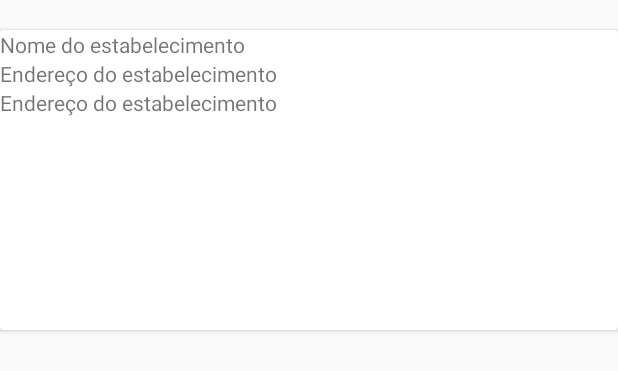
After one commit to paivagabriel/CC, an Android app: the layout lista_estabelecimentos.xml on its own in the app's theme, with its tools: preview values and no code run, on a phone screen of 412 x 824 dp. The commit adds this screen. Shown: the top 371 px of the screen. Run offline under Robolectric (Android 15) with nearby library versions, the phone set to English and light mode, and no system bars.

Commit message:
Lista de Estabelecimentos

```diff
--- a/app/build.gradle
+++ b/app/build.gradle
@@ -35,8 +35,8 @@ dependencies {
     implementation 'com.uber.sdk:rides-android:0.5.3'
     implementation 'com.uncopt:android.justified:1.0'
     implementation 'com.google.firebase:firebase-core:11.8.0'
-
     implementation 'com.google.firebase:firebase-database:11.8.0'
+    implementation 'com.firebaseui:firebase-ui-database:0.4.0'
     testImplementation 'junit:junit:4.12'
     androidTestImplementation 'com.android.support.test:runner:1.0.2'
     androidTestImplementation 'com.android.support.test.espresso:espresso-core:3.0.2'
--- a/app/src/main/AndroidManifest.xml
+++ b/app/src/main/AndroidManifest.xml
@@ -40,7 +40,8 @@
             android:label="@string/title_activity_sobre_nos2"
             android:theme="@style/AppTheme" />
         <activity android:name=".HomeActivity" />
-        <activity android:name=".PromocoesActivity"></activity>
+        <activity android:name=".PromocoesActivity" />
+        <activity android:name=".ListaEstabelecimentosActivity"></activity>
     </application>
 
 </manifest>
--- a/app/src/main/java/com/celebrateclub/HomeActivity.java
+++ b/app/src/main/java/com/celebrateclub/HomeActivity.java
@@ -39,7 +39,7 @@ public class HomeActivity extends AppCompatActivity {
 
                     return true;
                 case R.id.estabelecimentos:
-                    startActivity(new Intent(HomeActivity.this, MapsActivity.class));
+                    startActivity(new Intent(HomeActivity.this, ListaEstabelecimentosActivity.class));
                     return true;
 
                 case R.id.sobre_nos:
--- a/app/src/main/java/com/celebrateclub/PromocoesActivity.java
+++ b/app/src/main/java/com/celebrateclub/PromocoesActivity.java
@@ -49,7 +49,7 @@ public class PromocoesActivity extends AppCompatActivity {
 mWebView.reload();
                     return true;
                 case R.id.estabelecimentos:
-                    startActivity(new Intent(PromocoesActivity.this, MapsActivity.class));
+                    startActivity(new Intent(PromocoesActivity.this, ListaEstabelecimentosActivity.class));
                     return true;
 
                 case R.id.sobre_nos:
--- /dev/null
+++ b/app/src/main/res/layout/lista_estabelecimentos.xml
@@ -0,0 +1,34 @@
+<?xml version="1.0" encoding="utf-8"?>
+<android.support.v7.widget.CardView
+    xmlns:app="http://schemas.android.com/apk/res-auto"
+    xmlns:android="http://schemas.android.com/apk/res/android"
+    android:layout_width="match_parent"
+    android:layout_height="wrap_content"
+    android:orientation="vertical"
+
+    android:layout_marginTop="20dp">
+
+    <LinearLayout
+        android:layout_width="match_parent"
+        android:layout_height="200dp"
+        android:orientation="vertical">
+
+
+        <TextView
+            android:text="Nome do estabelecimento"
+            android:id="@+id/nomeEstabelecimento"
+            android:layout_width="wrap_content"
+            android:layout_height="wrap_content" />
+        <TextView
+            android:text="Endereço do estabelecimento"
+            android:id="@+id/enderecoEstabelecimentoLat"
+            android:layout_width="wrap_content"
+            android:layout_height="wrap_content" />
+        <TextView
+            android:text="Endereço do estabelecimento"
+            android:id="@+id/enderecoEstabelecimentoLng"
+            android:layout_width="wrap_content"
+            android:layout_height="wrap_content" />
+    </LinearLayout>
+
+</android.support.v7.widget.CardView>
```
Also changed, not shown: app/src/main/java/com/celebrateclub/ListaEstabelecimentosActivity.java (added, +75 -0 lines), app/src/main/res/layout/activity_lista_estabelecimentos.xml (added, +17 -0 lines).
